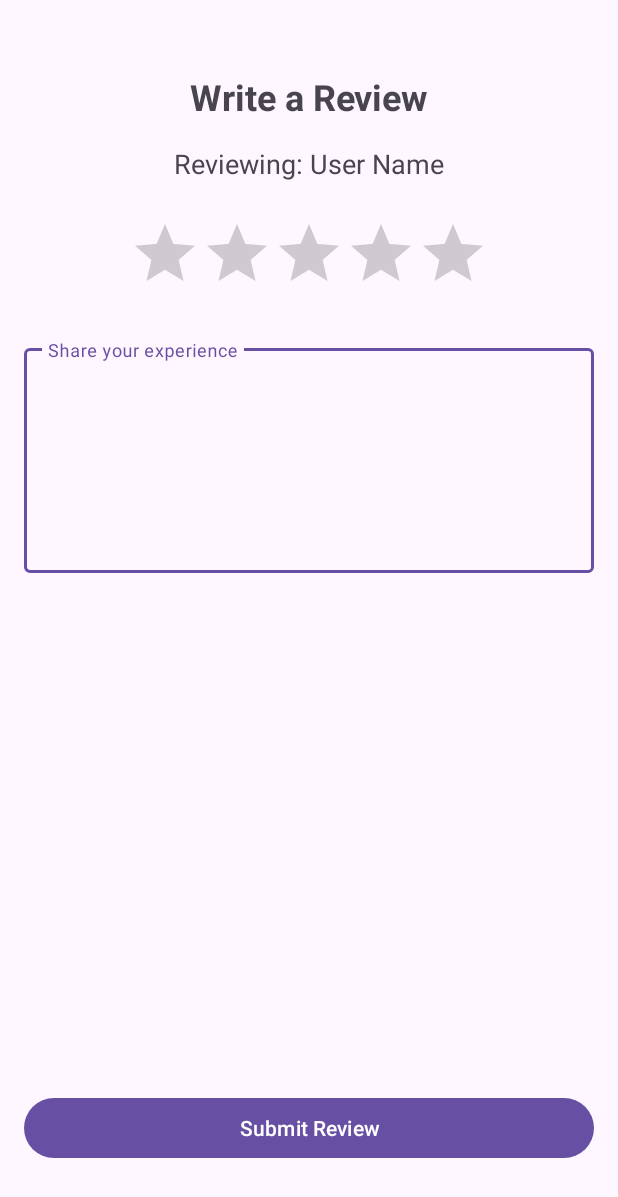
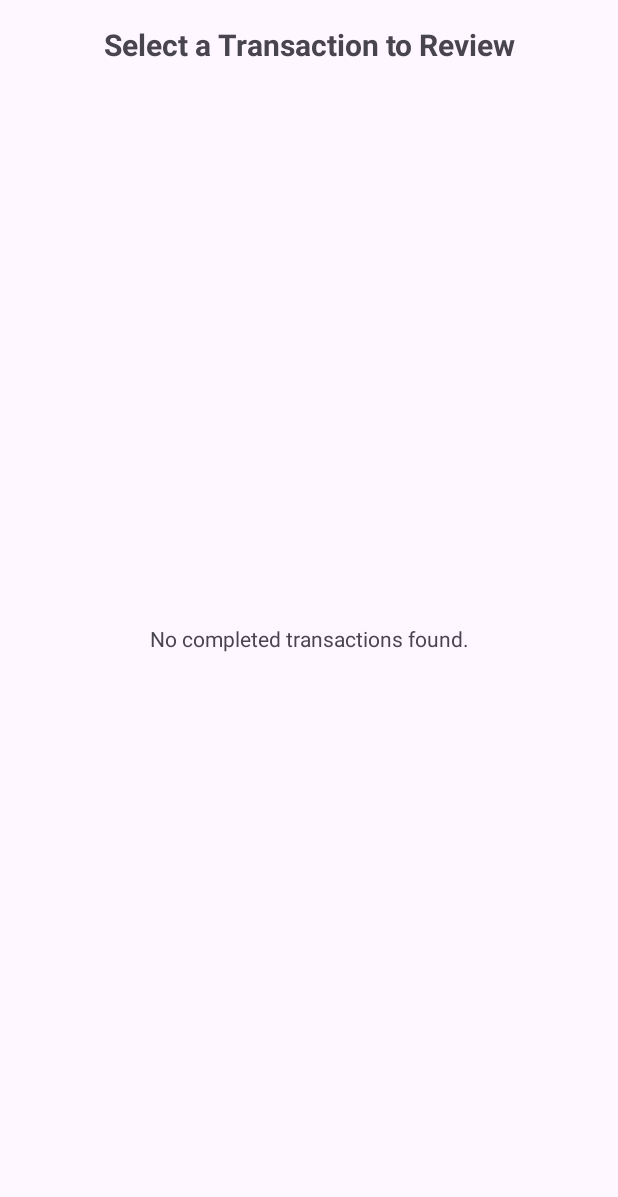
Before and after one commit to turbo-leg/COSC341, an Android app: the screen it shows after launch (ReviewActivity before the commit, HistoryActivity after it), after a tap on "Leave Review", on a phone screen of 412 x 824 dp. Shown: the top 1197 px of the screen. Run offline under Robolectric (Android 15) with nearby library versions, the phone set to English and light mode, and no system bars; our stand-ins replace Firebase (no records; nobody signed in at launch, a user with empty details on screens opened directly); 1 other tap on this screen came first.

Commit message:
add history

```diff
--- a/app/src/main/AndroidManifest.xml
+++ b/app/src/main/AndroidManifest.xml
@@ -30,6 +30,9 @@
             android:name=".ReviewActivity"
             android:exported="false" />
         <activity
+            android:name=".HistoryActivity"
+            android:exported="false" />
+        <activity
             android:name=".BrowseHelpRequestsActivity"
             android:exported="true">
             <intent-filter>
--- a/app/src/main/java/com/example/project/BrowseHelpRequestsActivity.java
+++ b/app/src/main/java/com/example/project/BrowseHelpRequestsActivity.java
@@ -67,7 +67,7 @@ public class BrowseHelpRequestsActivity extends AppCompatActivity {
             public boolean onNavigationItemSelected(@NonNull MenuItem item) {
                 int id = item.getItemId();
                 if (id == R.id.hamReview) {
-                    Intent intent = new Intent(BrowseHelpRequestsActivity.this, ReviewActivity.class);
+                    Intent intent = new Intent(BrowseHelpRequestsActivity.this, HistoryActivity.class);
                     startActivity(intent);
                 } else if (id == R.id.hamStats) {
                     Intent intent = new Intent(BrowseHelpRequestsActivity.this, ViewStatistics.class);
--- /dev/null
+++ b/app/src/main/java/com/example/project/HistoryActivity.java
@@ -0,0 +1,138 @@
+package com.example.project;
+
+import android.content.Intent;
+import android.os.Bundle;
+import android.view.View;
+import android.widget.AdapterView;
+import android.widget.ArrayAdapter;
+import android.widget.ListView;
+import android.widget.TextView;
+import android.widget.Toast;
+
+import androidx.annotation.NonNull;
+import androidx.appcompat.app.AppCompatActivity;
+
+import com.google.firebase.database.DataSnapshot;
+import com.google.firebase.database.DatabaseError;
+import com.google.firebase.database.DatabaseReference;
+import com.google.firebase.database.FirebaseDatabase;
+import com.google.firebase.database.ValueEventListener;
+
+import java.util.ArrayList;
+import java.util.List;
+
+public class HistoryActivity extends AppCompatActivity {
+
+    private ListView lvHistory;
+    private TextView tvNoHistory;
+    private DatabaseReference mDatabase;
+    private List<Listing> historyList;
+    private List<String> displayList;
+    private ArrayAdapter<String> adapter;
+
+    // Hardcoded user for now, matching other activities
+    private final String CURRENT_USER_NAME = "John Doe";
+    // In a real app, we would use IDs. Assuming names are unique for this prototype or we'd match IDs.
+    private final String CURRENT_USER_ID = "user1"; // Placeholder ID for John Doe
+
+    @Override
+    protected void onCreate(Bundle savedInstanceState) {
+        super.onCreate(savedInstanceState);
+        setContentView(R.layout.activity_history);
+
+        lvHistory = findViewById(R.id.lvHistory);
+        tvNoHistory = findViewById(R.id.tvNoHistory);
+
+        historyList = new ArrayList<>();
+        displayList = new ArrayList<>();
+        adapter = new ArrayAdapter<>(this, android.R.layout.simple_list_item_1, displayList);
+        lvHistory.setAdapter(adapter);
+
+        mDatabase = FirebaseDatabase.getInstance("https://neighborhood-help-exchange-default-rtdb.firebaseio.com/").getReference();
+
+        fetchHistory();
+
+        lvHistory.setOnItemClickListener(new AdapterView.OnItemClickListener() {
+            @Override
+            public void onItemClick(AdapterView<?> parent, View view, int position, long id) {
+                Listing selectedListing = historyList.get(position);
+                openReviewPage(selectedListing);
+            }
+        });
+    }
+
+    private void fetchHistory() {
+        DatabaseReference postingsRef = mDatabase.child("Postings");
+        postingsRef.addListenerForSingleValueEvent(new ValueEventListener() {
+            @Override
+            public void onDataChange(@NonNull DataSnapshot snapshot) {
+                historyList.clear();
+                displayList.clear();
+
+                for (DataSnapshot postSnapshot : snapshot.getChildren()) {
+                    Listing listing = postSnapshot.getValue(Listing.class);
+                    if (listing != null) {
+                        listing.setId(postSnapshot.getKey()); // Ensure ID is set
+
+                        // Check if completed and user is involved
+                        // Note: Using names for comparison as per existing code patterns, ideally should be IDs
+                        boolean isRequester = CURRENT_USER_NAME.equals(listing.getRequesterName());
+                        boolean isHelper = CURRENT_USER_NAME.equals(listing.getHelperName());
+
+                        // For testing purposes, we might want to show all listings or just completed ones
+                        // listing.isComplete() should be checked.
+                        // For now, I'll include it if the user is involved.
+                        // TODO: Uncomment isComplete check when data is real
+                        // if (listing.isComplete() && (isRequester || isHelper)) {
+
+                        if (isRequester || isHelper) {
+                            historyList.add(listing);
+                            String role = isRequester ? "Requester" : "Helper";
+                            String otherParty = isRequester ? listing.getHelperName() : listing.getRequesterName();
+                            if (otherParty == null) otherParty = "None";
+
+                            displayList.add(listing.getTitle() + " (" + role + ")\nWith: " + otherParty);
+                        }
+                    }
+                }
+
+                if (historyList.isEmpty()) {
+                    tvNoHistory.setVisibility(View.VISIBLE);
+                    lvHistory.setVisibility(View.GONE);
+                } else {
+                    tvNoHistory.setVisibility(View.GONE);
+                    lvHistory.setVisibility(View.VISIBLE);
+                }
+                adapter.notifyDataSetChanged();
+            }
+
+            @Override
+            public void onCancelled(@NonNull DatabaseError error) {
+                Toast.makeText(HistoryActivity.this, "Failed to load history", Toast.LENGTH_SHORT).show();
+            }
+        });
+    }
+
+    private void openReviewPage(Listing listing) {
+        String reviewerId = CURRENT_USER_ID;
+        String revieweeId;
+        String revieweeName;
+
+        if (CURRENT_USER_NAME.equals(listing.getRequesterName())) {
+            // I am the requester, reviewing the helper
+            revieweeName = listing.getHelperName();
+            revieweeId = "user_helper_placeholder"; // We need the helper's ID. Listing might not have it, only name.
+        } else {
+            // I am the helper, reviewing the requester
+            revieweeName = listing.getRequesterName();
+            revieweeId = "user_requester_placeholder";
+        }
+
+        if (revieweeName == null) {
+            Toast.makeText(this, "Cannot review: No other party assigned", Toast.LENGTH_SHORT).show();
+            return;
+        }
+
+        ReviewActivity.start(this, reviewerId, revieweeId, listing.getId(), revieweeName);
+    }
+}
--- /dev/null
+++ b/app/src/main/res/layout/activity_history.xml
@@ -0,0 +1,42 @@
+<?xml version="1.0" encoding="utf-8"?>
+<androidx.constraintlayout.widget.ConstraintLayout xmlns:android="http://schemas.android.com/apk/res/android"
+    xmlns:app="http://schemas.android.com/apk/res-auto"
+    xmlns:tools="http://schemas.android.com/tools"
+    android:layout_width="match_parent"
+    android:layout_height="match_parent"
+    android:padding="16dp"
+    tools:context=".HistoryActivity">
+
+    <TextView
+        android:id="@+id/tvHistoryTitle"
+        android:layout_width="wrap_content"
+        android:layout_height="wrap_content"
+        android:text="Select a Transaction to Review"
+        android:textSize="20sp"
+        android:textStyle="bold"
+        app:layout_constraintEnd_toEndOf="parent"
+        app:layout_constraintStart_toStartOf="parent"
+        app:layout_constraintTop_toTopOf="parent" />
+
+    <ListView
+        android:id="@+id/lvHistory"
+        android:layout_width="0dp"
+        android:layout_height="0dp"
+        android:layout_marginTop="16dp"
+        app:layout_constraintBottom_toBottomOf="parent"
+        app:layout_constraintEnd_toEndOf="parent"
+        app:layout_constraintStart_toStartOf="parent"
+        app:layout_constraintTop_toBottomOf="@+id/tvHistoryTitle" />
+
+    <TextView
+        android:id="@+id/tvNoHistory"
+        android:layout_width="wrap_content"
+        android:layout_height="wrap_content"
+        android:text="No completed transactions found."
+        android:visibility="gone"
+        app:layout_constraintBottom_toBottomOf="parent"
+        app:layout_constraintEnd_toEndOf="parent"
+        app:layout_constraintStart_toStartOf="parent"
+        app:layout_constraintTop_toBottomOf="@+id/tvHistoryTitle" />
+
+</androidx.constraintlayout.widget.ConstraintLayout>
```
